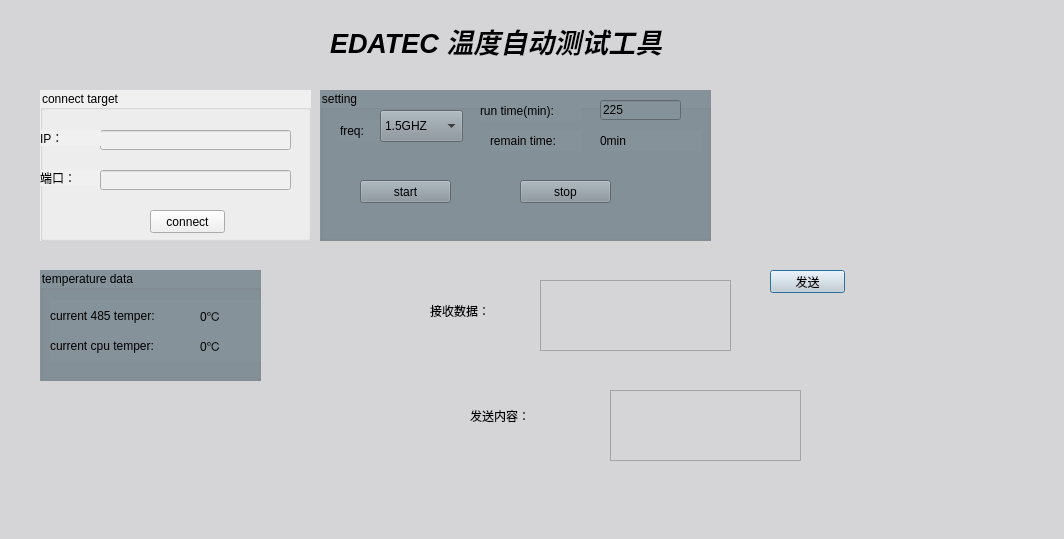
Above: ClientTest/sockettcpclient.ui from shengshixiang/auto-test-tools before the change. Below: the same form after it.
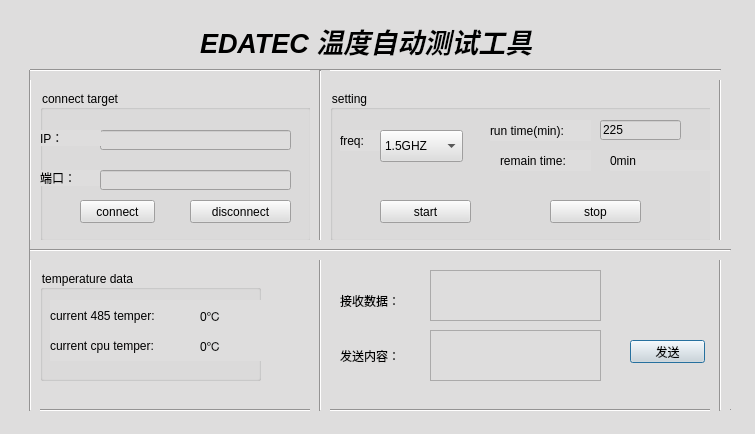
That is the form after the change.

What changed in the file:
```diff
--- a/ClientTest/sockettcpclient.ui
+++ b/ClientTest/sockettcpclient.ui
@@ -6,21 +6,21 @@
    <rect>
     <x>0</x>
     <y>0</y>
-    <width>1064</width>
-    <height>539</height>
+    <width>755</width>
+    <height>434</height>
    </rect>
   </property>
   <property name="windowTitle">
    <string>SocketTCPClient</string>
   </property>
   <property name="styleSheet">
-   <string notr="true">background-color: rgb(213, 213, 215);</string>
+   <string notr="true">background-color: rgb(222, 221, 221);   </string>
   </property>
   <widget class="QLabel" name="label_3">
    <property name="geometry">
     <rect>
-     <x>470</x>
-     <y>400</y>
+     <x>340</x>
+     <y>340</y>
      <width>81</width>
      <height>31</height>
     </rect>
@@ -32,18 +32,18 @@
   <widget class="QTextEdit" name="m_sendTextEdit">
    <property name="geometry">
     <rect>
-     <x>540</x>
-     <y>280</y>
-     <width>191</width>
-     <height>71</height>
+     <x>430</x>
+     <y>270</y>
+     <width>171</width>
+     <height>51</height>
     </rect>
    </property>
   </widget>
   <widget class="QLabel" name="label_4">
    <property name="geometry">
     <rect>
-     <x>430</x>
-     <y>300</y>
+     <x>340</x>
+     <y>290</y>
      <width>81</width>
      <height>21</height>
     </rect>
@@ -55,18 +55,18 @@
   <widget class="QTextEdit" name="m_recvTextEdit_2">
    <property name="geometry">
     <rect>
-     <x>610</x>
-     <y>390</y>
-     <width>191</width>
-     <height>71</height>
+     <x>430</x>
+     <y>330</y>
+     <width>171</width>
+     <height>51</height>
     </rect>
    </property>
   </widget>
   <widget class="QPushButton" name="pushButton_2">
    <property name="geometry">
     <rect>
-     <x>770</x>
-     <y>270</y>
+     <x>630</x>
+     <y>340</y>
      <width>75</width>
      <height>23</height>
     </rect>
@@ -78,7 +78,7 @@
   <widget class="QLabel" name="label_5">
    <property name="geometry">
     <rect>
-     <x>330</x>
+     <x>200</x>
      <y>0</y>
      <width>471</width>
      <height>81</height>
@@ -106,8 +106,7 @@
     </rect>
    </property>
    <property name="styleSheet">
-    <string notr="true">background-color: rgb(240, 240, 240);
-border-color: rgb(134, 146, 154);</string>
+    <string notr="true"/>
    </property>
    <property name="title">
     <string>connect target</string>
@@ -161,8 +160,8 @@
    <widget class="QPushButton" name="m_connectServerBtn">
     <property name="geometry">
      <rect>
-      <x>110</x>
-      <y>120</y>
+      <x>40</x>
+      <y>110</y>
       <width>75</width>
       <height>23</height>
      </rect>
@@ -171,18 +170,31 @@
      <string>connect</string>
     </property>
    </widget>
+   <widget class="QPushButton" name="m_connectServerBtn_2">
+    <property name="geometry">
+     <rect>
+      <x>150</x>
+      <y>110</y>
+      <width>101</width>
+      <height>23</height>
+     </rect>
+    </property>
+    <property name="text">
+     <string>disconnect</string>
+    </property>
+   </widget>
   </widget>
   <widget class="QGroupBox" name="groupBox_2">
    <property name="geometry">
     <rect>
-     <x>320</x>
+     <x>330</x>
      <y>90</y>
      <width>391</width>
      <height>151</height>
     </rect>
    </property>
    <property name="styleSheet">
-    <string notr="true">background-color: rgb(134, 146, 154);</string>
+    <string notr="true"/>
    </property>
    <property name="title">
     <string>setting</string>
@@ -190,8 +202,8 @@
    <widget class="QLabel" name="label_6">
     <property name="geometry">
      <rect>
-      <x>20</x>
-      <y>30</y>
+      <x>10</x>
+      <y>40</y>
       <width>41</width>
       <height>21</height>
      </rect>
@@ -203,8 +215,8 @@
    <widget class="QComboBox" name="comboBox">
     <property name="geometry">
      <rect>
-      <x>60</x>
-      <y>20</y>
+      <x>50</x>
+      <y>40</y>
       <width>83</width>
       <height>32</height>
      </rect>
@@ -229,7 +241,7 @@
     <property name="geometry">
      <rect>
       <x>160</x>
-      <y>10</y>
+      <y>30</y>
       <width>101</width>
       <height>21</height>
      </rect>
@@ -241,8 +253,8 @@
    <widget class="QLineEdit" name="m_serverPortLineEdit_3">
     <property name="geometry">
      <rect>
-      <x>280</x>
-      <y>10</y>
+      <x>270</x>
+      <y>30</y>
       <width>81</width>
       <height>20</height>
      </rect>
@@ -254,8 +266,8 @@
    <widget class="QPushButton" name="pushButton_3">
     <property name="geometry">
      <rect>
-      <x>40</x>
-      <y>90</y>
+      <x>50</x>
+      <y>110</y>
       <width>91</width>
       <height>23</height>
      </rect>
@@ -268,7 +280,7 @@
     <property name="geometry">
      <rect>
       <x>170</x>
-      <y>40</y>
+      <y>60</y>
       <width>91</width>
       <height>21</height>
      </rect>
@@ -281,7 +293,7 @@
     <property name="geometry">
      <rect>
       <x>280</x>
-      <y>40</y>
+      <y>60</y>
       <width>101</width>
       <height>21</height>
      </rect>
@@ -293,8 +305,8 @@
    <widget class="QPushButton" name="pushButton_4">
     <property name="geometry">
      <rect>
-      <x>200</x>
-      <y>90</y>
+      <x>220</x>
+      <y>110</y>
       <width>91</width>
       <height>23</height>
      </rect>
@@ -314,7 +326,7 @@
     </rect>
    </property>
    <property name="styleSheet">
-    <string notr="true">background-color: rgb(134, 146, 154);</string>
+    <string notr="true"/>
    </property>
    <property name="title">
     <string>temperature data</string>
@@ -372,6 +384,84 @@
     </property>
    </widget>
   </widget>
+  <widget class="Line" name="line">
+   <property name="geometry">
+    <rect>
+     <x>30</x>
+     <y>400</y>
+     <width>701</width>
+     <height>20</height>
+    </rect>
+   </property>
+   <property name="orientation">
+    <enum>Qt::Horizontal</enum>
+   </property>
+  </widget>
+  <widget class="Line" name="line_2">
+   <property name="geometry">
+    <rect>
+     <x>20</x>
+     <y>70</y>
+     <width>20</width>
+     <height>341</height>
+    </rect>
+   </property>
+   <property name="orientation">
+    <enum>Qt::Vertical</enum>
+   </property>
+  </widget>
+  <widget class="Line" name="line_3">
+   <property name="geometry">
+    <rect>
+     <x>710</x>
+     <y>70</y>
+     <width>20</width>
+     <height>341</height>
+    </rect>
+   </property>
+   <property name="orientation">
+    <enum>Qt::Vertical</enum>
+   </property>
+  </widget>
+  <widget class="Line" name="line_5">
+   <property name="geometry">
+    <rect>
+     <x>30</x>
+     <y>60</y>
+     <width>691</width>
+     <height>20</height>
+    </rect>
+   </property>
+   <property name="orientation">
+    <enum>Qt::Horizontal</enum>
+   </property>
+  </widget>
+  <widget class="Line" name="line_4">
+   <property name="geometry">
+    <rect>
+     <x>310</x>
+     <y>70</y>
+     <width>20</width>
+     <height>341</height>
+    </rect>
+   </property>
+   <property name="orientation">
+    <enum>Qt::Vertical</enum>
+   </property>
+  </widget>
+  <widget class="Line" name="line_7">
+   <property name="geometry">
+    <rect>
+     <x>30</x>
+     <y>240</y>
+     <width>701</width>
+     <height>20</height>
+    </rect>
+   </property>
+   <property name="orientation">
+    <enum>Qt::Horizontal</enum>
+   </property>
+  </widget>
  </widget>
  <layoutdefault spacing="6" margin="11"/>
  <resources/>
```
